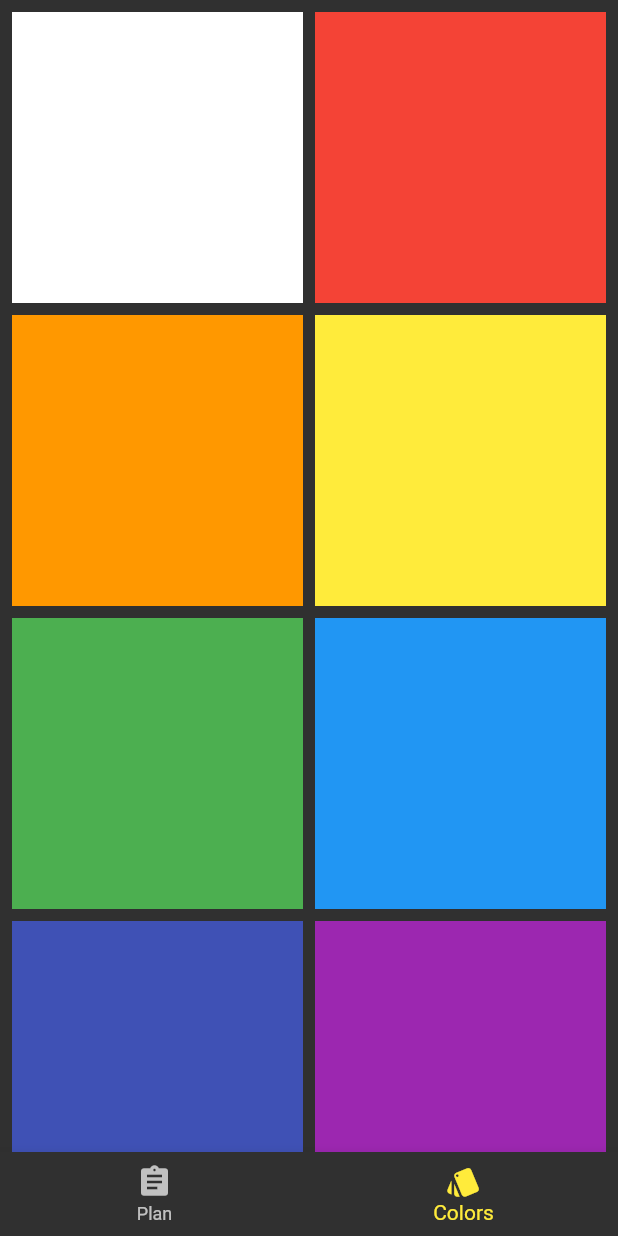
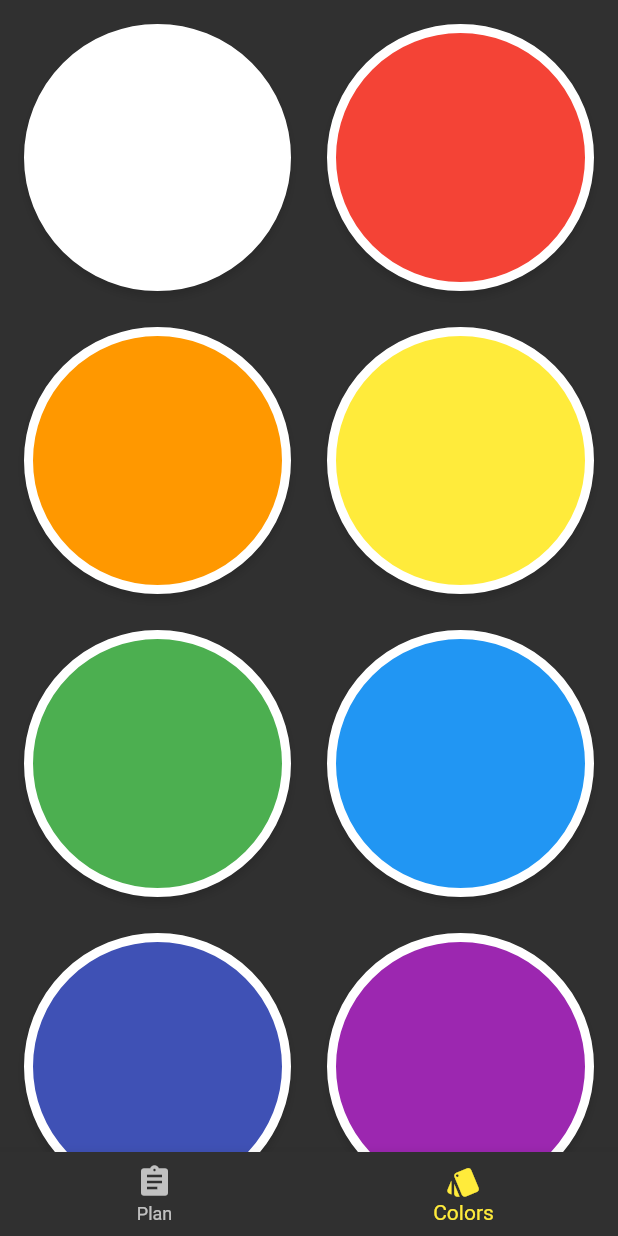
Before and after one commit to Senior033/presentation_materially_better, a Flutter app: the screen it shows after launch, item 2 of the bottom bar chosen, on a phone screen of 412 x 824 dp. Run offline on Flutter 3.47's test engine with Material 2 defaults, Android fonts, the phone set to English and light mode, and no system bars.

Commit message:
Step 3: Styled color palette, circles with borders and shadows.

```diff
--- a/lib/colors_screen.dart
+++ b/lib/colors_screen.dart
@@ -18,7 +18,7 @@ class _ColorsScreenState extends State<ColorsScreen> {
         crossAxisSpacing: 8.0,
         mainAxisSpacing: 8.0,
         children: themeColors.map((Color color) {
-          return Container(
+          return ColorGridButton(
             color: color,
           );
         }).toList(),
@@ -26,3 +26,33 @@ class _ColorsScreenState extends State<ColorsScreen> {
     );
   }
 }
+
+class ColorGridButton extends StatelessWidget {
+  ColorGridButton({
+    this.color,
+  });
+
+  final Color color;
+
+  @override
+  Widget build(BuildContext context) {
+    return Container(
+      margin: const EdgeInsets.all(8.0),
+      decoration: BoxDecoration(
+        color: color,
+        shape: BoxShape.circle,
+        border: Border.all(
+          color: Colors.white,
+          width: 6.0,
+        ),
+        boxShadow: [
+          BoxShadow(
+            color: const Color(0x22000000),
+            offset: Offset(0.0, 4.0),
+            blurRadius: 4.0,
+          ),
+        ],
+      ),
+    );
+  }
+}
```
